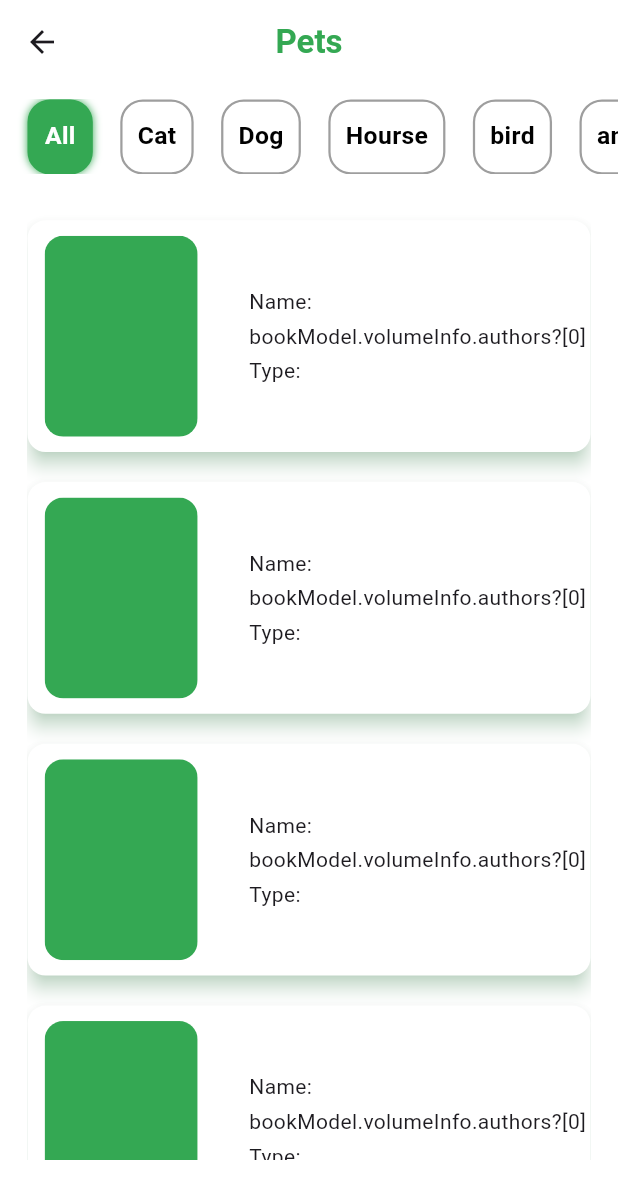
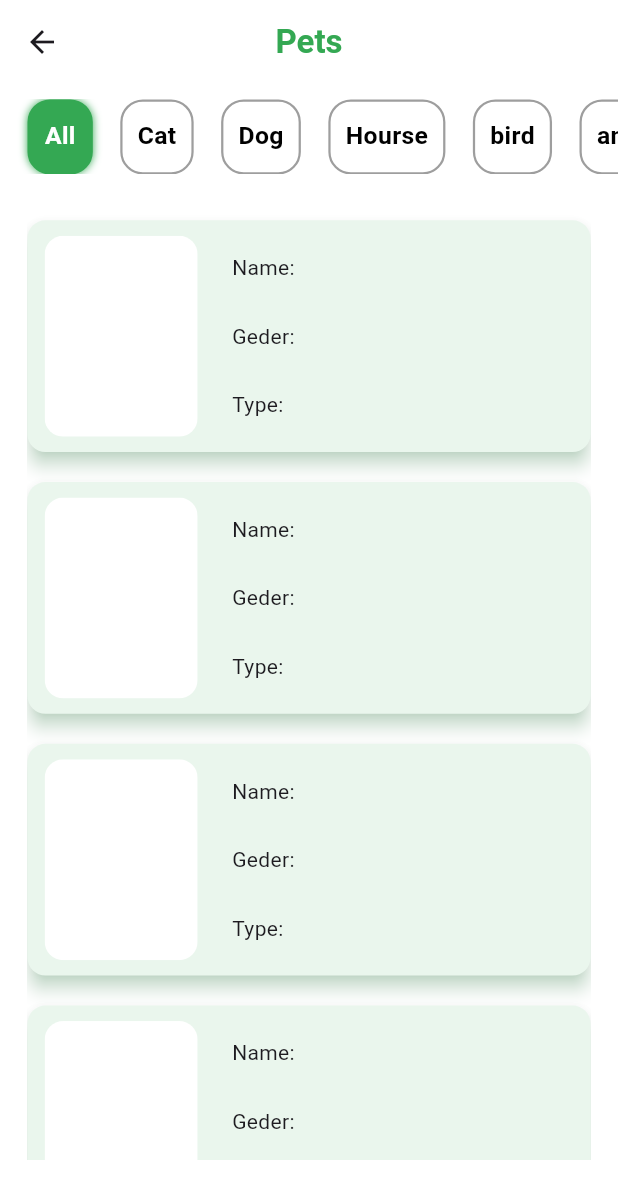
Before and after one commit to Helmy701/pet_finder, a Flutter app: the screen it shows after launch, on a phone screen of 412 x 824 dp. Shown: the top 1199 px of the screen. Run offline on Flutter 3.47's test engine with Material 3 defaults, Android fonts, the phone set to English and light mode, and no system bars; our stand-ins replace dio, flutter_screenutil, freezed_annotation, pretty_dio_logger, retrofit; generated files the repository leaves out were written again.

Commit message:
-some edite in home screen

```diff
--- a/lib/features/home/view/home_screen.dart
+++ b/lib/features/home/view/home_screen.dart
@@ -12,12 +12,15 @@ class HomeScreen extends StatelessWidget {
     return Scaffold(
       appBar: AppBar(
         backgroundColor: Colors.white,
+        surfaceTintColor: Colors.white,
         centerTitle: true,
         elevation: 0,
         title: const Text(
           'Pets',
           style: TextStyle(
-              color: ColorsTheme.myGreen, fontWeight: FontWeight.bold),
+            color: ColorsTheme.myGreen,
+            fontWeight: FontWeight.bold,
+          ),
         ),
       ),
       body: Column(
--- a/lib/features/home/view/widgets/pet_card_item.dart
+++ b/lib/features/home/view/widgets/pet_card_item.dart
@@ -8,6 +8,7 @@ class PetCardItem extends StatelessWidget {
   @override
   Widget build(BuildContext context) {
     return Card(
+        surfaceTintColor: ColorsTheme.myGreen,
         elevation: 5,
         color: Colors.white,
         shadowColor: const Color.fromARGB(122, 52, 168, 83),
@@ -23,37 +24,41 @@ class PetCardItem extends StatelessWidget {
                 child: ClipRRect(
                     borderRadius: BorderRadius.circular(12.r),
                     child: Container(
-                      color: ColorsTheme.myGreen,
+                      color: Colors.white,
                     )),
               ),
               SizedBox(
-                width: 30.w,
+                width: 20.w,
               ),
               Expanded(
                 child: Column(
-                  mainAxisAlignment: MainAxisAlignment.center,
+                  mainAxisAlignment: MainAxisAlignment.spaceEvenly,
                   crossAxisAlignment: CrossAxisAlignment.start,
                   children: [
                     const Text(
-                      'Name:  ',
-                      maxLines: 2,
+                      'Name:',
+                      maxLines: 1,
                       overflow: TextOverflow.ellipsis,
                     ),
                     SizedBox(
                       height: 3.h,
                     ),
                     const Text(
-                      'bookModel.volumeInfo.authors?[0] ',
+                      'Geder:',
+                      maxLines: 1,
+                      overflow: TextOverflow.ellipsis,
                     ),
                     SizedBox(
                       height: 3.h,
                     ),
                     const Text(
-                      'Type:  ',
-                    )
+                      'Type:',
+                      maxLines: 1,
+                      overflow: TextOverflow.ellipsis,
+                    ),
                   ],
                 ),
-              )
+              ),
             ],
           ),
         ));
```
Also changed, not shown: lib/features/home/view/widgets/pet_card_list_view.dart (+5 -4 lines).
